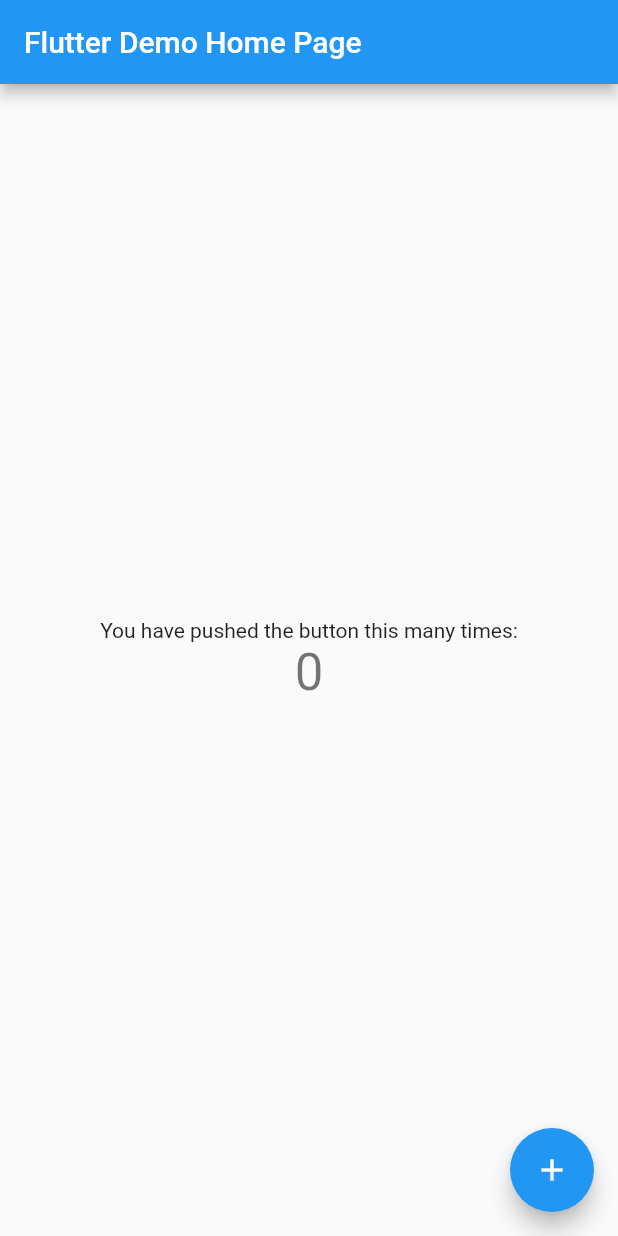
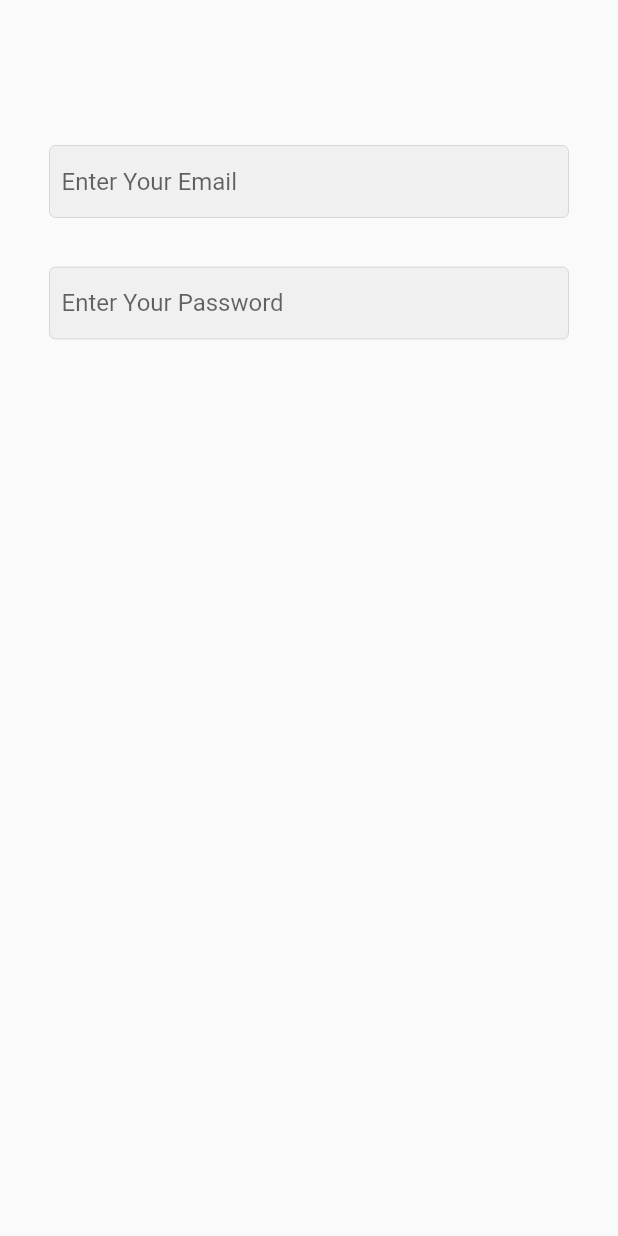
Before and after one commit to Abd0Khalifa/flutter_e_commerce_app, a Flutter app: the screen it shows after launch, on a phone screen of 412 x 824 dp. Run offline on Flutter 3.47's test engine with Material 2 defaults, Android fonts, the phone set to English and light mode, and no system bars.

Commit message:
Abdulrahman Khalifa login and reusable widgets

```diff
--- a/lib/main.dart
+++ b/lib/main.dart
@@ -1,4 +1,6 @@
 import 'package:flutter/material.dart';
+
+import 'pages/login.dart';
 
 void main() {
   runApp(const MyApp());
@@ -10,106 +12,9 @@ class MyApp extends StatelessWidget {
   // This widget is the root of your application.
   @override
   Widget build(BuildContext context) {
-    return MaterialApp(
-      title: 'Flutter Demo',
-      theme: ThemeData(
-        // This is the theme of your application.
-        //
-        // Try running your application with "flutter run". You'll see the
-        // application has a blue toolbar. Then, without quitting the app, try
-        // changing the primarySwatch below to Colors.green and then invoke
-        // "hot reload" (press "r" in the console where you ran "flutter run",
-        // or simply save your changes to "hot reload" in a Flutter IDE).
-        // Notice that the counter didn't reset back to zero; the application
-        // is not restarted.
-        primarySwatch: Colors.blue,
-      ),
-      home: const MyHomePage(title: 'Flutter Demo Home Page'),
+    return const MaterialApp(
+      debugShowCheckedModeBanner: false,
+      home: Login(),
     );
   }
 }
-
-class MyHomePage extends StatefulWidget {
-  const MyHomePage({super.key, required this.title});
-
-  // This widget is the home page of your application. It is stateful, meaning
-  // that it has a State object (defined below) that contains fields that affect
-  // how it looks.
-
-  // This class is the configuration for the state. It holds the values (in this
-  // case the title) provided by the parent (in this case the App widget) and
-  // used by the build method of the State. Fields in a Widget subclass are
-  // always marked "final".
-
-  final String title;
-
-  @override
-  State<MyHomePage> createState() => _MyHomePageState();
-}
-
-class _MyHomePageState extends State<MyHomePage> {
-  int _counter = 0;
-
-  void _incrementCounter() {
-    setState(() {
-      // This call to setState tells the Flutter framework that something has
-      // changed in this State, which causes it to rerun the build method below
-      // so that the display can reflect the updated values. If we changed
-      // _counter without calling setState(), then the build method would not be
-      // called again, and so nothing would appear to happen.
-      _counter++;
-    });
-  }
-
-  @override
-  Widget build(BuildContext context) {
-    // This method is rerun every time setState is called, for instance as done
-    // by the _incrementCounter method above.
-    //
-    // The Flutter framework has been optimized to make rerunning build methods
-    // fast, so that you can just rebuild anything that needs updating rather
-    // than having to individually change instances of widgets.
-    return Scaffold(
-      appBar: AppBar(
-        // Here we take the value from the MyHomePage object that was created by
-        // the App.build method, and use it to set our appbar title.
-        title: Text(widget.title),
-      ),
-      body: Center(
-        // Center is a layout widget. It takes a single child and positions it
-        // in the middle of the parent.
-        child: Column(
-          // Column is also a layout widget. It takes a list of children and
-          // arranges them vertically. By default, it sizes itself to fit its
-          // children horizontally, and tries to be as tall as its parent.
-          //
-          // Invoke "debug painting" (press "p" in the console, choose the
-          // "Toggle Debug Paint" action from the Flutter Inspector in Android
-          // Studio, or the "Toggle Debug Paint" command in Visual Studio Code)
-          // to see the wireframe for each widget.
-          //
-          // Column has various properties to control how it sizes itself and
-          // how it positions its children. Here we use mainAxisAlignment to
-          // center the children vertically; the main axis here is the vertical
-          // axis because Columns are vertical (the cross axis would be
-          // horizontal).
-          mainAxisAlignment: MainAxisAlignment.center,
-          children: <Widget>[
-            const Text(
-              'You have pushed the button this many times:',
-            ),
-            Text(
-              '$_counter',
-              style: Theme.of(context).textTheme.headline4,
-            ),
-          ],
-        ),
-      ),
-      floatingActionButton: FloatingActionButton(
-        onPressed: _incrementCounter,
-        tooltip: 'Increment',
-        child: const Icon(Icons.add),
-      ), // This trailing comma makes auto-formatting nicer for build methods.
-    );
-  }
-}
--- /dev/null
+++ b/lib/pages/login.dart
@@ -0,0 +1,40 @@
+// ignore_for_file: prefer_const_literals_to_create_immutables, prefer_const_constructors
+
+import 'package:flutter/material.dart';
+
+import '../shared/custom_textfield.dart';
+
+class Login extends StatelessWidget {
+  const Login({super.key});
+
+  @override
+  Widget build(BuildContext context) {
+    return Scaffold(
+      body: Center(
+        child: Padding(
+          padding: const EdgeInsets.all(33.0),
+          child: Column(
+            children: [
+              const SizedBox(
+                height: 64,
+              ),
+              MyTextField(
+                textInputType: TextInputType.emailAddress,
+                isPassword: false,
+                hinttext: "Enter Your Email",
+              ),
+              const SizedBox(
+                height: 33,
+              ),
+              MyTextField(
+                textInputType: TextInputType.text,
+                isPassword: true,
+                hinttext: "Enter Your Password",
+              ),
+            ],
+          ),
+        ),
+      ),
+    );
+  }
+}
--- /dev/null
+++ b/lib/shared/custom_textfield.dart
@@ -0,0 +1,37 @@
+// ignore_for_file: prefer_const_constructors
+
+import 'package:flutter/material.dart';
+
+class MyTextField extends StatelessWidget {
+  final TextInputType textInputType;
+  final bool isPassword;
+  final String hinttext;
+
+  const MyTextField({
+    super.key,
+    required this.textInputType,
+    required this.isPassword,
+    required this.hinttext,
+  });
+
+  @override
+  Widget build(BuildContext context) {
+    return TextField(
+        keyboardType: textInputType,
+        obscureText: isPassword,
+        decoration: InputDecoration(
+          hintText: hinttext,
+          // To delete borders
+          enabledBorder: OutlineInputBorder(
+            borderSide: Divider.createBorderSide(context),
+          ),
+          focusedBorder: OutlineInputBorder(
+            borderSide: BorderSide(
+              color: Colors.grey,
+            ),
+          ),
+          filled: true,
+          contentPadding: const EdgeInsets.all(8),
+        ));
+  }
+}
```
